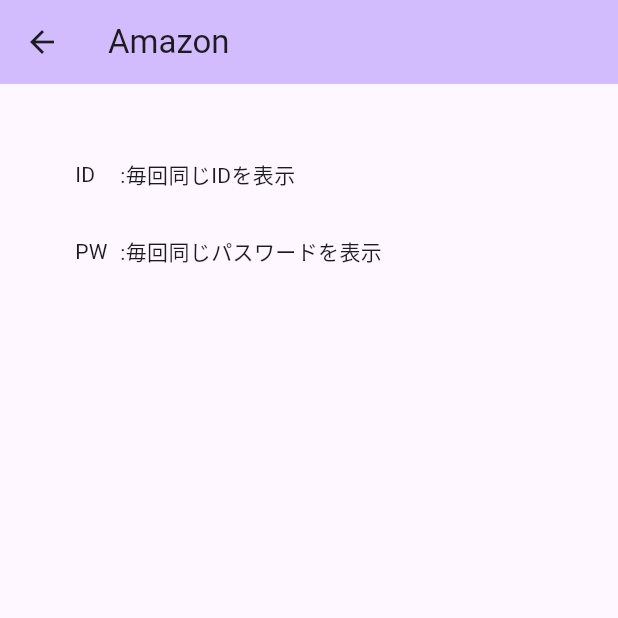
After one commit to HIGHNOON2000/FlutterSampleApp, a Flutter app: the screen it shows after launch, after a tap on the "add" icon, after a tap on "Amazon", on a phone screen of 412 x 824 dp, the top half of it. The commit adds this screen. Run offline on Flutter 3.47's test engine with Material 3 defaults, Android fonts, the phone set to English and light mode, and no system bars.

Commit message:
udemy セクション37まで実装

```diff
--- a/flutter_sample_app/lib/main.dart
+++ b/flutter_sample_app/lib/main.dart
@@ -1,4 +1,5 @@
 import 'package:flutter/material.dart';
+import 'package:flutter_sample_app/next_page.dart';
 
 void main() {
   runApp(const MyApp());
@@ -51,14 +52,29 @@ class _MyHomePageState extends State<MyHomePage> {
         itemBuilder: (context, index) {
           return Column(
             children: [
-              ListTile(leading: Icon(Icons.key), title: Text(titleList[index])),
+              ListTile(
+                leading: Icon(Icons.key),
+                title: Text(titleList[index]),
+                onTap: () {
+                  Navigator.push(
+                    context,
+                    MaterialPageRoute(
+                      builder: (context) => NextPage(titleList[index]),
+                    ),
+                  );
+                },
+              ),
               Divider(height: 0),
             ],
           );
         },
       ),
       floatingActionButton: FloatingActionButton(
-        onPressed: _incrementCounter,
+        onPressed: () {
+          setState(() {
+            titleList.add('Twitter');
+          });
+        },
         tooltip: 'Increment',
         child: const Icon(Icons.add),
       ),
--- /dev/null
+++ b/flutter_sample_app/lib/next_page.dart
@@ -0,0 +1,37 @@
+import 'package:flutter/material.dart';
+
+class NextPage extends StatelessWidget {
+  final String title;
+  const NextPage(this.title, {super.key});
+
+  @override
+  Widget build(BuildContext context) {
+    return Scaffold(
+      appBar: AppBar(
+        title: Text(title),
+        backgroundColor: Theme.of(context).colorScheme.inversePrimary,
+      ),
+      body: Padding(
+        padding: const EdgeInsets.all(50.0),
+        child: Column(
+          crossAxisAlignment: CrossAxisAlignment.start,
+          children: [
+            Row(
+              children: [
+                SizedBox(width: 30, child: Text('ID')),
+                Text(':毎回同じIDを表示'),
+              ],
+            ),
+            SizedBox(height: 30),
+            Row(
+              children: [
+                SizedBox(width: 30, child: Text('PW')),
+                Text(':毎回同じパスワードを表示'),
+              ],
+            ),
+          ],
+        ),
+      ),
+    );
+  }
+}
```
